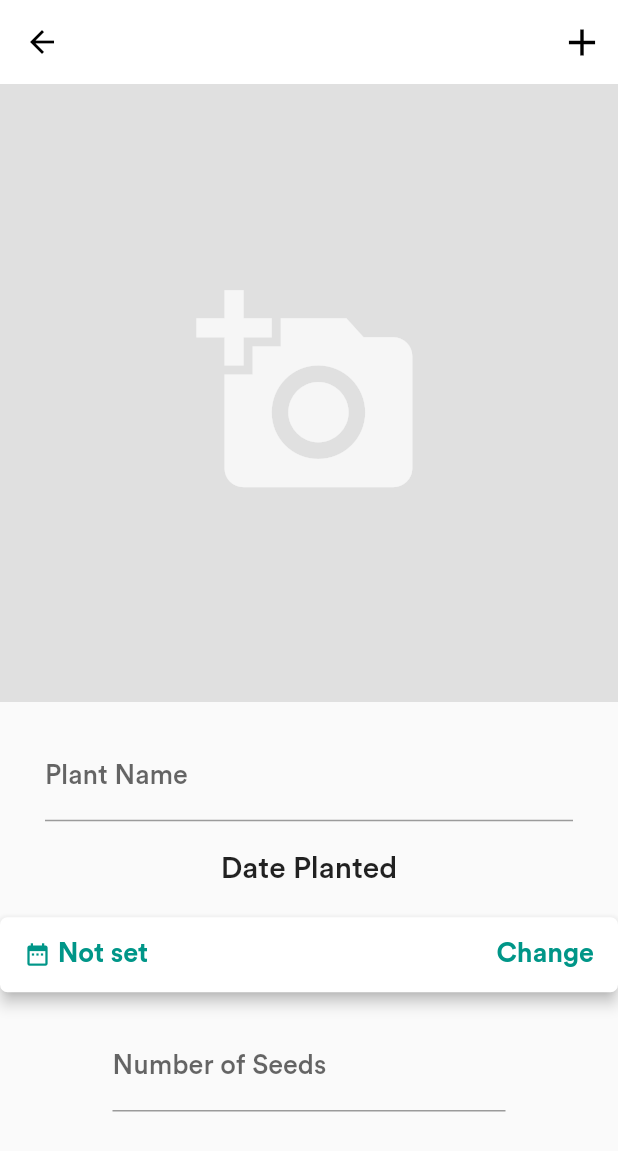
After one commit to PrasannS/farming_app, a Flutter app: the AddPlantScreen screen opened directly, on a phone screen of 412 x 824 dp. The commit adds this screen. Shown: the top 1151 px of the screen. Run offline on Flutter 3.47's test engine with Material 2 defaults, Android fonts, the phone set to English and light mode, and no system bars; our stand-ins replace cloud_firestore, curved_navigation_bar, firebase_auth, firebase_storage, flutter_datetime_picker, font_awesome_flutter and 5 more; accounts and stored records are empty.

Commit message:
updated addplantscreen for u samuel

```diff
--- a/lib/api_client/api_client.dart
+++ b/lib/api_client/api_client.dart
@@ -11,7 +11,7 @@ import 'package:http/http.dart' as http;
 
 Future<List<ShopResult>> fetchShopResult(String val) async {
 
-  String url = 'http://192.168.0.52:5000/get_shop_data?item='+val;
+  String url = 'http://192.168.0.105:5000/get_shop_data?item='+val;
   Response response = await get(url);
 
   var j = json.decode(response.body);
--- /dev/null
+++ b/lib/screens/add_plant_screen.dart
@@ -0,0 +1,198 @@
+import 'dart:io';
+
+import 'package:flutter/material.dart';
+import 'package:flutter_datetime_picker/flutter_datetime_picker.dart';
+import 'package:image_picker/image_picker.dart';
+
+class AddPlantScreen extends StatefulWidget {
+  @override
+  _AddPlantScreenState createState() => _AddPlantScreenState();
+}
+
+class _AddPlantScreenState extends State<AddPlantScreen> {
+  String _date = "Not set";
+  @override
+  Widget build(BuildContext context) {
+    double width = MediaQuery.of(context).size.width;
+    double height = MediaQuery.of(context).size.height;
+
+    File _image;
+    TextEditingController _captionController = TextEditingController();
+    TextEditingController _numSeedsController = TextEditingController();
+    String _name = '';
+    int numSeeds = 0;
+
+
+    void initState() {
+      super.initState();
+    }
+
+    Future uploadImage() async {
+
+    }
+
+
+    Future getImage() async {
+      var image = await ImagePicker.pickImage(source: ImageSource.camera);
+
+      setState(() {
+        _image = image;
+      });
+
+      await uploadImage();
+    }
+
+
+
+
+
+    _submit(BuildContext context) async {
+      print("Starting to submit");
+
+      Navigator.pop(context);
+
+    }
+
+    return Scaffold(
+        appBar: AppBar(
+          backgroundColor: Colors.white,
+          elevation: 0.0,
+          leading: BackButton(
+            color: Colors.black,
+          ),
+          actions: <Widget>[
+            IconButton(
+              icon: Icon(Icons.add),
+              iconSize: 30.0,
+              color: Colors.black,
+              onPressed: () => _submit(context),
+            ),
+          ],
+        ),
+        body: GestureDetector(
+          onTap: () => FocusScope.of(context).unfocus(),
+          child: SingleChildScrollView(
+            child: Container(
+              height: MediaQuery.of(context).size.height,
+              child: Column(
+                children: <Widget>[
+                  GestureDetector(
+                    onTap: getImage,
+                    child: Container(
+                      height: width,
+                      width: width,
+                      color: Colors.grey[300],
+                      child: _image == null
+                          ? Icon(
+                        Icons.add_a_photo,
+                        color: Colors.white70,
+                        size: 150.0,
+                      )
+                          : Image(
+                        image: FileImage(_image),
+                        fit: BoxFit.cover,
+                      ),
+                    ),
+                  ),
+                  SizedBox(height: 20.0),
+                  Padding(
+                    padding: EdgeInsets.symmetric(horizontal: 30.0),
+                    child: TextField(
+                      controller: _captionController,
+                      style: TextStyle(fontSize: 18.0),
+                      decoration: InputDecoration(
+                        labelText: 'Plant Name',
+                      ),
+                      onChanged: (input) => _name = input,
+                    ),
+                  ),
+
+
+
+                  SizedBox(height: 20.0,),
+                  Text('Date Planted', style: TextStyle(fontSize: 20.0, fontWeight: FontWeight.w500),),
+                  SizedBox(height: 20.0,),
+
+
+                  RaisedButton(
+                    shape: RoundedRectangleBorder(
+                        borderRadius: BorderRadius.circular(5.0)),
+                    elevation: 4.0,
+                    onPressed: () {
+                      DatePicker.showDatePicker(context,
+                          theme: DatePickerTheme(
+                            containerHeight: 210.0,
+                          ),
+                          showTitleActions: true,
+                          minTime: DateTime(2000, 1, 1),
+                          maxTime: DateTime(2022, 12, 31), onConfirm: (date) {
+                            print('confirm $date');
+                            _date = '${date.year} - ${date.month} - ${date.day}';
+                            setState(() {});
+                          }, currentTime: DateTime.now(), locale: LocaleType.en);
+                    },
+                    child: Container(
+                      alignment: Alignment.center,
+                      height: 50.0,
+                      child: Row(
+                        mainAxisAlignment: MainAxisAlignment.spaceBetween,
+                        children: <Widget>[
+                          Row(
+                            children: <Widget>[
+                              Container(
+                                child: Row(
+                                  children: <Widget>[
+                                    Icon(
+                                      Icons.date_range,
+                                      size: 18.0,
+                                      color: Colors.teal,
+                                    ),
+                                    Text(
+                                      " $_date",
+                                      style: TextStyle(
+                                          color: Colors.teal,
+                                          fontWeight: FontWeight.bold,
+                                          fontSize: 18.0),
+                                    ),
+                                  ],
+                                ),
+                              )
+                            ],
+                          ),
+                          Text(
+                            "  Change",
+                            style: TextStyle(
+                                color: Colors.teal,
+                                fontWeight: FontWeight.bold,
+                                fontSize: 18.0),
+                          ),
+                        ],
+                      ),
+                    ),
+                    color: Colors.white,
+                  ),
+
+                  SizedBox(height: 20.0,),
+
+                  Padding(
+                    padding: EdgeInsets.symmetric(horizontal: 75.0),
+                    child: TextField(
+                      controller: _numSeedsController,
+                      style: TextStyle(fontSize: 18.0),
+                      keyboardType: TextInputType.number,
+                      decoration: InputDecoration(
+                        labelText: 'Number of Seeds',
+                      ),
+                      onChanged: (input) => numSeeds = int.parse(input),
+                    ),
+                  ),
+
+
+                ],
+              ),
+            ),
+          ),
+        )
+    );
+  }
+}
--- a/lib/screens/home_screen.dart
+++ b/lib/screens/home_screen.dart
@@ -1,6 +1,7 @@
 import 'package:cloud_firestore/cloud_firestore.dart';
 import 'package:farming_app/models/plant.dart';
 import 'package:farming_app/models/user.dart';
+import 'package:farming_app/screens/add_plant_screen.dart';
 import 'package:farming_app/widgets/famousCard.dart';
 import 'package:farming_app/widgets/searchBar.dart';
 import 'package:farming_app/widgets/welcomeBar.dart';
@@ -82,6 +83,10 @@ class _HomeScreenState extends State<HomeScreen> {
   @override
   Widget build(BuildContext context) {
     return Scaffold(
+      floatingActionButton: FloatingActionButton(
+        child: Icon(Icons.add),
+        onPressed: () => Navigator.push(context, MaterialPageRoute(builder: (_) => AddPlantScreen())),
+      ),
       body: SafeArea(
         child: ListView(
           children: [
--- a/pubspec.yaml
+++ b/pubspec.yaml
@@ -44,6 +44,7 @@ dependencies:
   intl: ^0.16.1
   font_awesome_flutter: ^8.8.1
   simple_animations: ^1.3.3
+  flutter_datetime_picker: ^1.3.8
 
 dev_dependencies:
   flutter_test:
```
Also changed, not shown: pubspec.lock.
